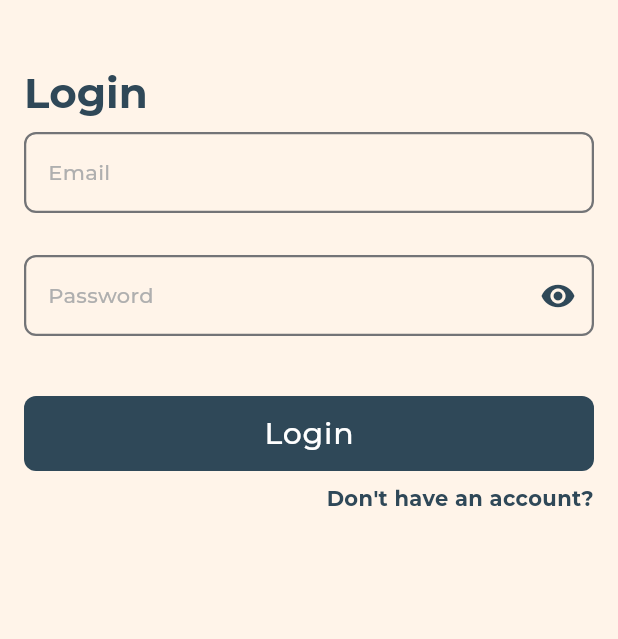
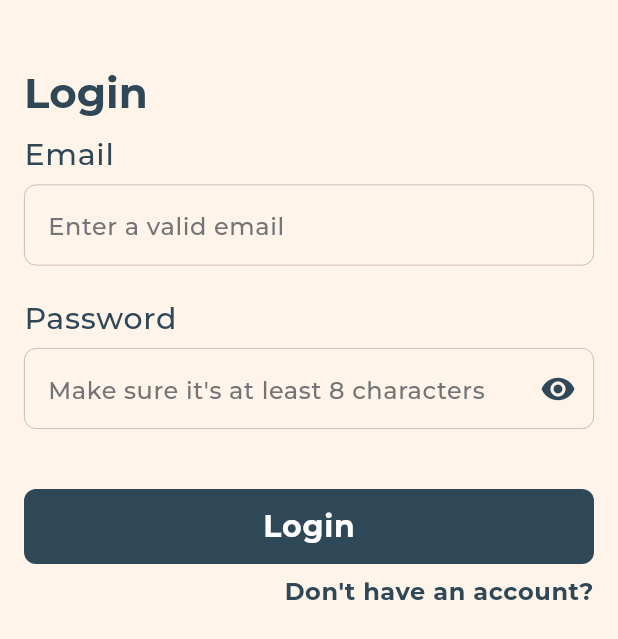
Before and after one commit to AbdullahEmadEldin/tut_app, a Flutter app: the screen it shows after launch, after a tap on "skip", on a phone screen of 412 x 824 dp. Shown: the top 639 px of the screen. Run offline on Flutter 3.47's test engine with Material 3 defaults, Android fonts, the phone set to English and light mode, and no system bars; our stand-ins replace bloc, dio, flutter_bloc, flutter_svg, image_picker, jwt_decoder and 2 more; statements that could not run were skipped; project files that could hold a hidden picture were left out.

```diff
--- a/analysis_options.yaml
+++ b/analysis_options.yaml
@@ -7,6 +7,9 @@
 
 # The following line activates a set of recommended lints for Flutter apps,
 # packages, and plugins designed to encourage good coding practices.
+analyzer:
+  errors:
+    curly_braces_in_flow_control_structures: ignore
 include: package:flutter_lints/flutter.yaml
 
 linter:
--- /dev/null
+++ b/devtools_options.yaml
@@ -0,0 +1,3 @@
+description: This file stores settings for Dart & Flutter DevTools.
+documentation: https://docs.flutter.dev/tools/devtools/extensions#configure-extension-enablement-states
+extensions:
--- a/lib/app/auth/auth_router.dart
+++ b/lib/app/auth/auth_router.dart
@@ -5,10 +5,12 @@ import 'package:tut_app/app/auth/data/repository/auth_repository.dart';
 import 'package:tut_app/app/auth/view/pages/login_page.dart';
 import 'package:tut_app/app/auth/view/pages/register_page.dart';
 import 'package:tut_app/app/auth/view_model/login_cubit/login_cubit.dart';
+import 'package:tut_app/app/auth/view_model/register/register_cubit.dart';
 import 'package:tut_app/services/networking/dio_comsumer.dart';
 
 class AuthRouter {
   static Route? onGenerate(RouteSettings settings) {
+    final Dio dio = Dio();
     switch (settings.name) {
       case LoginPage.routeName:
         return MaterialPageRoute(
@@ -16,7 +18,7 @@ class AuthRouter {
             create: (context) => LoginCubit(
               authService: AuthService(
                 api: DioConsumer(
-                  dio: Dio(),
+                  dio: dio,
                 ),
               ),
             ),
@@ -24,7 +26,11 @@ class AuthRouter {
           ),
         );
       case RegisterPage.routeName:
-        return MaterialPageRoute(builder: (context) => const RegisterPage());
+        return MaterialPageRoute(
+            builder: (context) => BlocProvider(
+                  create: (context) => RegisterCubit(dio: dio),
+                  child: const RegisterPage(),
+                ));
       default:
         return null;
     }
--- a/lib/app/auth/view/pages/login_page.dart
+++ b/lib/app/auth/view/pages/login_page.dart
@@ -94,6 +94,7 @@ class _LoginPageState extends State<LoginPage> {
                         InputFieldWidget(
                           controller: loginCubit.emailController,
                           labelText: AppStrings.email,
+                          hintText: AppStrings.emailHint,
                           validator: (value) {
                             if (value!.isEmpty) AppStrings.emptyFields;
                             if (emailError != null) return emailError;
@@ -107,10 +108,11 @@ class _LoginPageState extends State<LoginPage> {
                             }
                           },
                         ),
-                        const SizedBox(height: AppSize.s28),
+                        const SizedBox(height: AppSize.s20),
                         InputFieldWidget(
                           controller: loginCubit.passwordController,
                           labelText: AppStrings.password,
+                          hintText: AppStrings.passwordHint,
                           focusNode: loginCubit.passwordFocusNode,
                           passwordInput: true,
                           onTextChange: (value) {
@@ -146,7 +148,7 @@ class _LoginPageState extends State<LoginPage> {
                               AppStrings.dontHaveAnAccount,
                               style: Theme.of(context)
                                   .textTheme
-                                  .bodyMedium!
+                                  .bodySmall!
                                   .copyWith(fontWeight: FontWeight.bold),
                               textAlign: TextAlign.end,
                             ),
--- a/lib/app/auth/view/widgets/input_field.dart
+++ b/lib/app/auth/view/widgets/input_field.dart
@@ -4,6 +4,7 @@ import 'package:tut_app/core/values_manager.dart';
 
 class InputFieldWidget extends StatefulWidget {
   final String labelText;
+  final String hintText;
   final TextEditingController? controller;
   final void Function(String)? onTextChange;
   final String? Function(String?)? validator;
@@ -13,6 +14,7 @@ class InputFieldWidget extends StatefulWidget {
   const InputFieldWidget({
     super.key,
     required this.labelText,
+    required this.hintText,
     this.controller,
     this.onTextChange,
     this.validator,
@@ -29,7 +31,14 @@ class _InputFieldWidgetState extends State<InputFieldWidget> {
   bool securePassword = true;
   @override
   Widget build(BuildContext context) {
-    return TextFormField(
+    return Column(
+      crossAxisAlignment: CrossAxisAlignment.start,
+      children: [
+        Text(widget.labelText, style: Theme.of(context).textTheme.bodyLarge),
+        const SizedBox(
+          height: 5,
+        ),
+        TextFormField(
           controller: widget.controller,
           validator: widget.validator,
           focusNode: widget.focusNode,
@@ -53,17 +62,19 @@ class _InputFieldWidgetState extends State<InputFieldWidget> {
                     },
                   )
                 : widget.suffixIcon,
-        labelText: widget.labelText,
-        labelStyle: Theme.of(context)
+            hintText: widget.hintText,
+            hintStyle: Theme.of(context)
                 .textTheme
-            .bodyMedium!
+                .bodySmall!
                 .copyWith(color: AppColors.darkGrey),
             border: OutlineInputBorder(
               borderRadius: BorderRadius.circular(AppMargin.m8),
-          borderSide: const BorderSide(color: AppColors.darkGrey, width: 0.0),
+              borderSide: const BorderSide(color: AppColors.grey, width: 0.0),
             ),
           ),
           onChanged: widget.onTextChange,
+        ),
+      ],
     );
   }
 }
--- a/lib/app/auth/view/widgets/register_button.dart
+++ b/lib/app/auth/view/widgets/register_button.dart
@@ -31,11 +31,9 @@ class RegisterButton extends StatelessWidget {
                   valueColor: AlwaysStoppedAnimation<Color>(Colors.white),
                 )
               : Text(
-                  AppStrings.login,
-                  style: Theme.of(context)
-                      .textTheme
-                      .bodyLarge!
-                      .copyWith(color: Colors.white),
+                  text,
+                  style: Theme.of(context).textTheme.bodyLarge!.copyWith(
+                      color: Colors.white, fontWeight: FontWeight.bold),
                 ),
         ),
       ),
--- a/lib/core/app_strings.dart
+++ b/lib/core/app_strings.dart
@@ -21,10 +21,17 @@ class AppStrings {
   //*---------------------------------------------------------- */
   //********************  Authentication  ************************//
   //*---------------------------------------------------------- */
-  static const email = "Email";
-  static const password = "Password";
   static const login = "Login";
   static const register = "Register";
+  static const email = "Email";
+  static const emailHint = "Enter a valid email";
+  static const password = "Password";
+  static const passwordHint = "Make sure it's at least 8 characters";
+  static const confirmPassword = "Confirm Password";
+  static const confirmPasswordHint = "Make sure it's the same as the password";
+  static const passwordNotMatch = "Password does't match";
+  static const phoneNumber = "Phone Number";
+  static const phoneNumberHint = "Enter a valid phone number";
   static const forgotPassword = "Forgot Password?";
   static const alreadyHaveAnAccount = "Already have an account?";
   static const dontHaveAnAccount = "Don't have an account?";
@@ -35,4 +42,5 @@ class AppStrings {
   static const emptyFields = "Please fill required fields";
 
   static const name = "Name";
+  static const yourNameEx = "Your name ex: Ahmed";
 }
--- a/lib/core/theme/colors_manager.dart
+++ b/lib/core/theme/colors_manager.dart
@@ -8,14 +8,13 @@ class AppColors {
   static Color primaryGrade4 = const Color(0xffA0AEA0);
   static Color greyPrimary = const Color(0xffD0D0C1);
   static Color spotColor = const Color(0xff2C685F);
-  static const darkGrey = Color(0xffafafaf);
+  static const grey = Color(0xffafafaf);
 
-  static Color grey = const Color(0xff737477);
+  static Color darkGrey = const Color(0xff737477);
   static Color black = const Color(0xff000000);
 
   // new colors
   static Color darkPrimary = const Color(0xffd17d11);
-  static Color grey1 = const Color(0xff707070);
   static Color grey2 = const Color(0xff797979);
   static Color white = const Color(0xffFFFFFF);
   static Color error = const Color(0xffe61f34); // red color
--- a/lib/core/theme/text_styles_manager.dart
+++ b/lib/core/theme/text_styles_manager.dart
@@ -34,11 +34,15 @@ class AppTextThemes {
       color: AppColors.primary,
       fontSize: AppFontSize.s20,
     ),
+    bodyMedium: getRegularStyle(
+      color: AppColors.primary,
+      fontSize: AppFontSize.s18,
+    ),
     bodySmall: getRegularStyle(
       color: AppColors.primary,
       fontSize: AppFontSize.s16,
     ),
-    bodyMedium: getRegularStyle(
+    labelLarge: getBoldStyle(
       color: AppColors.primary,
       fontSize: AppFontSize.s14,
     ),
--- a/lib/core/theme/theme_manager.dart
+++ b/lib/core/theme/theme_manager.dart
@@ -10,7 +10,7 @@ class AppThemes {
       primaryColor: AppColors.primary,
       primaryColorLight: AppColors.lightPrimary,
       primaryColorDark: AppColors.darkPrimary,
-      disabledColor: AppColors.grey1,
+      disabledColor: AppColors.darkGrey,
       splashColor: AppColors.lightPrimary,
       scaffoldBackgroundColor: AppColors.background, // ripple effect color
       // cardview theme
@@ -49,8 +49,8 @@ class AppThemes {
         errorStyle: getRegularStyle(color: AppColors.error),
 
         // enabled border style
-        enabledBorder: OutlineInputBorder(
-          borderSide: BorderSide(color: AppColors.grey, width: AppSize.s1_5),
+        enabledBorder: const OutlineInputBorder(
+          borderSide: BorderSide(color: AppColors.grey, width: AppSize.s0_5),
           borderRadius: const BorderRadius.all(
             Radius.circular(AppSize.s8),
           ),
--- a/lib/core/values_manager.dart
+++ b/lib/core/values_manager.dart
@@ -24,6 +24,8 @@ class AppPadding {
 
 class AppSize {
   static const double s0 = 0;
+
+  static const double s0_5 = 0.5;
   static const double s1 = 1;
   static const int s2 = 2;
   static const double s1_5 = 1.5;
@@ -31,10 +33,14 @@ class AppSize {
   static const double s8 = 8.0;
   static const double s12 = 12.0;
   static const double s14 = 14.0;
+  static const double s15 = 15.0;
+
   static const double s16 = 16.0;
   static const double s18 = 18.0;
   static const double s20 = 20.0;
   static const double s28 = 28.0;
+  static const double s30 = 30.0;
+
   static const double s40 = 40.0;
   static const double s50 = 50.0;
 
--- a/pubspec.yaml
+++ b/pubspec.yaml
@@ -16,6 +16,7 @@ dependencies:
     sdk: flutter
   flutter_bloc: ^8.1.6
   flutter_svg: ^2.0.10+1
+  image_picker: ^1.1.2
   jwt_decoder: ^2.0.1
   rive: ^0.13.4
   shared_preferences: ^2.2.3
```
Also changed, not shown: lib/app/auth/view/widgets/profile_pic_avatar.dart (added, +58 -0 lines), pubspec.lock, 5 other files. Lines whose indentation alone changed are shown as unchanged.
